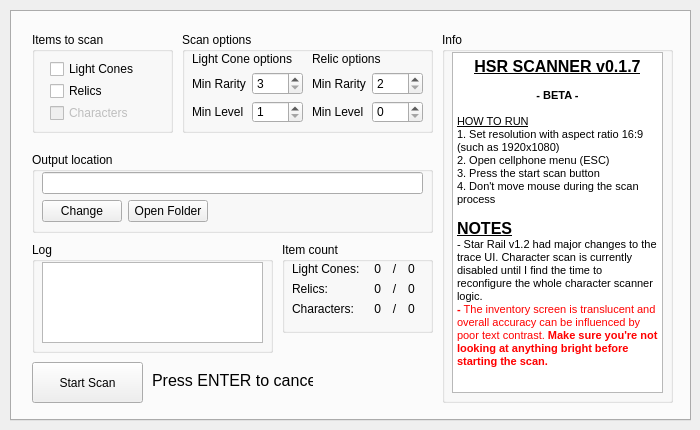
kel-z/HSR-Scanner, file src/ui/hsr_scanner.ui: the form before one commit.
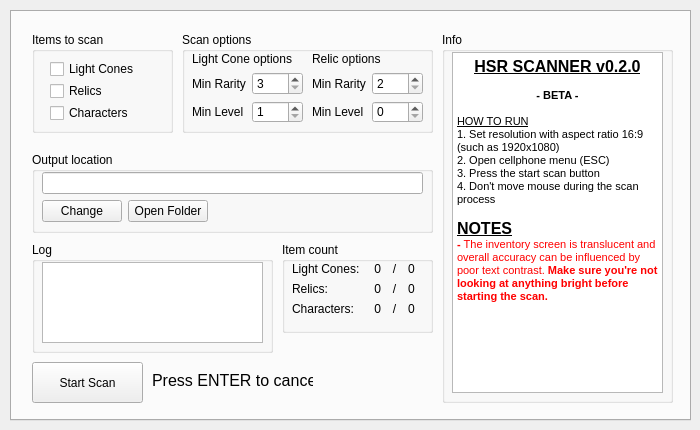
The form after the commit.

Commit message: WIP functioning char scanner logic

Patch:
```diff
--- a/src/ui/hsr_scanner.ui
+++ b/src/ui/hsr_scanner.ui
@@ -101,7 +101,7 @@
          <item>
           <widget class="QCheckBox" name="checkBoxScanChars">
            <property name="enabled">
-            <bool>false</bool>
+            <bool>true</bool>
            </property>
            <property name="text">
             <string>Characters</string>
@@ -497,7 +497,7 @@
 &lt;html&gt;&lt;head&gt;&lt;meta name=&quot;qrichtext&quot; content=&quot;1&quot; /&gt;&lt;style type=&quot;text/css&quot;&gt;
 p, li { white-space: pre-wrap; }
 &lt;/style&gt;&lt;/head&gt;&lt;body style=&quot; font-family:'MS Shell Dlg 2'; font-size:8.25pt; font-weight:400; font-style:normal;&quot;&gt;
-&lt;p align=&quot;center&quot; style=&quot; margin-top:0px; margin-bottom:0px; margin-left:0px; margin-right:0px; -qt-block-indent:0; text-indent:0px;&quot;&gt;&lt;span style=&quot; font-size:12pt; font-weight:600; text-decoration: underline;&quot;&gt;HSR SCANNER v0.1.7&lt;/span&gt;&lt;/p&gt;
+&lt;p align=&quot;center&quot; style=&quot; margin-top:0px; margin-bottom:0px; margin-left:0px; margin-right:0px; -qt-block-indent:0; text-indent:0px;&quot;&gt;&lt;span style=&quot; font-size:12pt; font-weight:600; text-decoration: underline;&quot;&gt;HSR SCANNER v0.2.0&lt;/span&gt;&lt;/p&gt;
 &lt;p align=&quot;center&quot; style=&quot;-qt-paragraph-type:empty; margin-top:0px; margin-bottom:0px; margin-left:0px; margin-right:0px; -qt-block-indent:0; text-indent:0px;&quot;&gt;&lt;br /&gt;&lt;/p&gt;
 &lt;p align=&quot;center&quot; style=&quot; margin-top:0px; margin-bottom:0px; margin-left:0px; margin-right:0px; -qt-block-indent:0; text-indent:0px;&quot;&gt;&lt;span style=&quot; font-weight:600;&quot;&gt;- BETA -&lt;/span&gt;&lt;/p&gt;
 &lt;p align=&quot;center&quot; style=&quot;-qt-paragraph-type:empty; margin-top:0px; margin-bottom:0px; margin-left:0px; margin-right:0px; -qt-block-indent:0; text-indent:0px;&quot;&gt;&lt;br /&gt;&lt;/p&gt;
@@ -508,7 +508,6 @@
 &lt;p style=&quot; margin-top:0px; margin-bottom:0px; margin-left:0px; margin-right:0px; -qt-block-indent:0; text-indent:0px;&quot;&gt;&lt;span style=&quot; font-size:8pt;&quot;&gt;4. Don't move mouse during the scan process&lt;/span&gt;&lt;/p&gt;
 &lt;p style=&quot;-qt-paragraph-type:empty; margin-top:0px; margin-bottom:0px; margin-left:0px; margin-right:0px; -qt-block-indent:0; text-indent:0px; font-size:8pt;&quot;&gt;&lt;br /&gt;&lt;/p&gt;
 &lt;p style=&quot; margin-top:0px; margin-bottom:0px; margin-left:0px; margin-right:0px; -qt-block-indent:0; text-indent:0px;&quot;&gt;&lt;span style=&quot; font-size:12pt; font-weight:600; text-decoration: underline;&quot;&gt;NOTES&lt;/span&gt;&lt;/p&gt;
-&lt;p style=&quot; margin-top:0px; margin-bottom:0px; margin-left:0px; margin-right:0px; -qt-block-indent:0; text-indent:0px;&quot;&gt;- Star Rail v1.2 had major changes to the trace UI. Character scan is currently disabled until I find the time to reconfigure the whole character scanner logic.&lt;/p&gt;
 &lt;p style=&quot; margin-top:0px; margin-bottom:0px; margin-left:0px; margin-right:0px; -qt-block-indent:0; text-indent:0px;&quot;&gt;&lt;span style=&quot; font-size:8pt; font-weight:600; color:#ff0000;&quot;&gt;- &lt;/span&gt;&lt;span style=&quot; font-size:8pt; color:#ff0000;&quot;&gt;The inventory screen is translucent and overall accuracy can be influenced by poor text contrast. &lt;/span&gt;&lt;span style=&quot; font-size:8pt; font-weight:600; color:#ff0000;&quot;&gt;Make sure you're not looking at anything bright before starting the scan.&lt;/span&gt;&lt;/p&gt;&lt;/body&gt;&lt;/html&gt;</string>
        </property>
       </widget>
```
Left out of the diff: 2 changed lines with no effect on the pictures. The commit also changes 5 other files.
